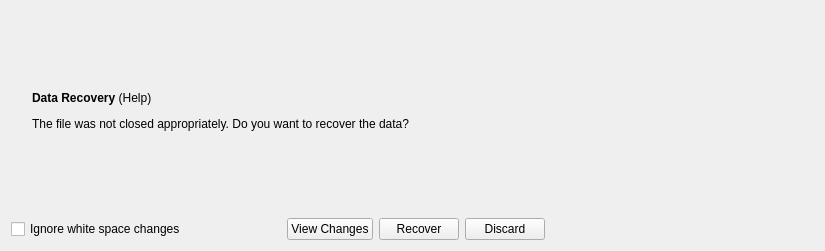
Before: the Qt Designer form part/swapfile/recoverwidget.ui in KDE/kate, drawn with Qt 5.
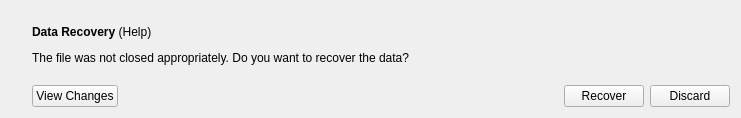
After: the same form once the commit is applied. Custom widgets are drawn as their Qt base class.

Diff of the .ui file:
```diff
--- a/part/swapfile/recoverwidget.ui
+++ b/part/swapfile/recoverwidget.ui
@@ -6,12 +6,10 @@
    <rect>
     <x>0</x>
     <y>0</y>
-    <width>825</width>
-    <height>251</height>
+    <width>741</width>
+    <height>112</height>
    </rect>
   </property>
-  <layout class="QVBoxLayout" name="verticalLayout">
-   <item>
     <layout class="QHBoxLayout" name="horizontalLayout_2">
      <item>
       <widget class="QLabel" name="lblIcon">
@@ -22,14 +20,19 @@
         </size>
        </property>
        <property name="alignment">
-        <set>Qt::AlignHCenter|Qt::AlignTop</set>
+      <set>Qt::AlignCenter</set>
        </property>
       </widget>
      </item>
+   <item>
+    <layout class="QVBoxLayout" name="verticalLayout">
+     <property name="sizeConstraint">
+      <enum>QLayout::SetMinAndMaxSize</enum>
+     </property>
      <item>
       <widget class="QLabel" name="lblSwap">
        <property name="sizePolicy">
-        <sizepolicy hsizetype="Expanding" vsizetype="Preferred">
+        <sizepolicy hsizetype="MinimumExpanding" vsizetype="MinimumExpanding">
          <horstretch>0</horstretch>
          <verstretch>0</verstretch>
         </sizepolicy>
@@ -40,22 +43,30 @@
 &lt;/style&gt;&lt;/head&gt;&lt;body&gt;
 &lt;p&gt;&lt;b&gt;Data Recovery&lt;/b&gt; &lt;a href=&quot;Kate stores the things you changed in a swap file. Using the original file you started from plus the swap file you can mostly recover your work.&quot;&gt;&lt;span&gt;(Help)&lt;/span&gt;&lt;/a&gt;&lt;/p&gt;&lt;p&gt;The file was not closed appropriately. Do you want to recover the data?&lt;/p&gt;&lt;/body&gt;&lt;/html&gt;</string>
        </property>
+       <property name="wordWrap">
+        <bool>true</bool>
+       </property>
        <property name="textInteractionFlags">
         <set>Qt::LinksAccessibleByKeyboard|Qt::LinksAccessibleByMouse</set>
        </property>
       </widget>
      </item>
-    </layout>
-   </item>
    <item>
     <layout class="QHBoxLayout" name="horizontalLayout">
+       <item>
+        <widget class="KPushButton" name="btnDiff">
+         <property name="text">
+          <string>View Changes</string>
+         </property>
+        </widget>
+       </item>
      <item>
       <spacer name="horizontalSpacer">
        <property name="orientation">
         <enum>Qt::Horizontal</enum>
        </property>
        <property name="sizeType">
-        <enum>QSizePolicy::Minimum</enum>
+          <enum>QSizePolicy::MinimumExpanding</enum>
        </property>
        <property name="sizeHint" stdset="0">
         <size>
@@ -65,26 +76,6 @@
        </property>
       </spacer>
      </item>
-     <item>
-      <widget class="QCheckBox" name="chkIgnoreWhiteSpaces">
-       <property name="sizePolicy">
-        <sizepolicy hsizetype="Expanding" vsizetype="Fixed">
-         <horstretch>0</horstretch>
-         <verstretch>0</verstretch>
-        </sizepolicy>
-       </property>
-       <property name="text">
-        <string>Ignore white space changes</string>
-       </property>
-      </widget>
-     </item>
-     <item>
-      <widget class="KPushButton" name="btnDiff">
-       <property name="text">
-        <string>View Changes</string>
-       </property>
-      </widget>
-     </item>
      <item>
       <widget class="KPushButton" name="btnRecover">
        <property name="text">
@@ -99,18 +90,7 @@
        </property>
       </widget>
      </item>
-     <item>
-      <spacer name="horizontalSpacer_2">
-       <property name="orientation">
-        <enum>Qt::Horizontal</enum>
-       </property>
-       <property name="sizeHint" stdset="0">
-        <size>
-         <width>40</width>
-         <height>20</height>
-        </size>
-       </property>
-      </spacer>
+      </layout>
      </item>
     </layout>
    </item>
```
Left out of the diff: 1 changed line with no effect on the pictures. Lines whose indentation alone changed are shown as unchanged.
